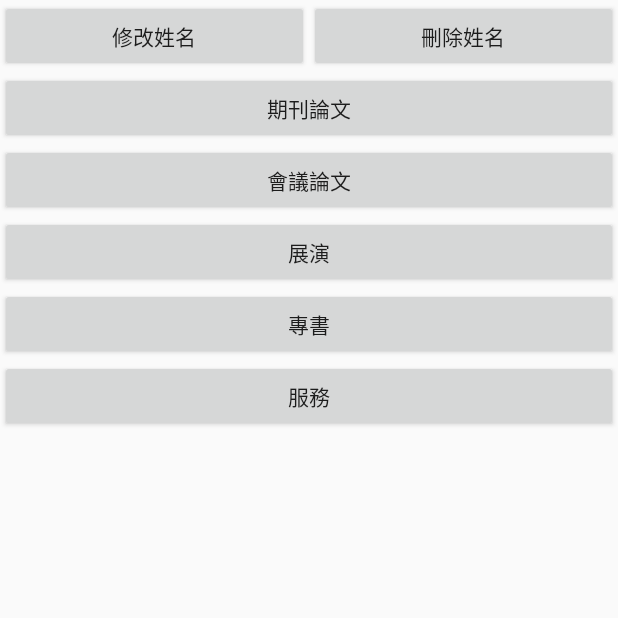
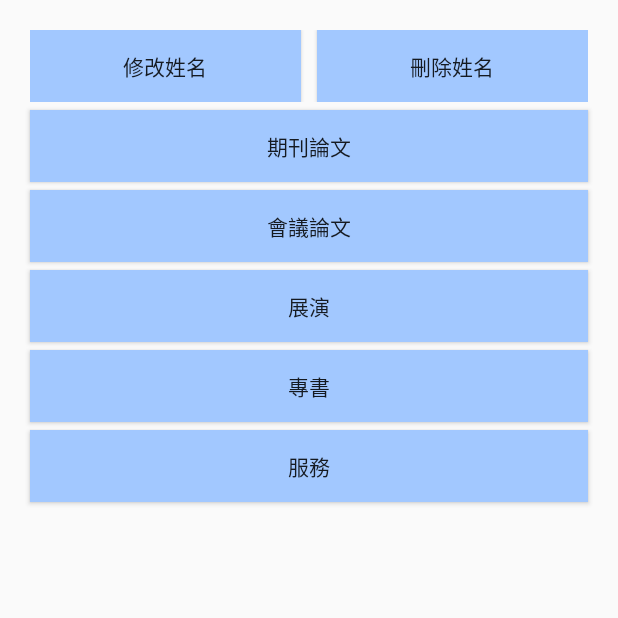
Before and after one commit to DyslexiaS/ART, an Android app: the fileupdate screen opened directly, with no data from a screen before it, on a phone screen of 412 x 824 dp, the top half of it. Run offline under Robolectric (Android 15) with nearby library versions, the phone set to English and light mode, and no system bars; 1 statement that could not run was skipped.

Commit message:
file updata layout button shape

```diff
--- a/app/src/main/res/layout/activity_fileupdate.xml
+++ b/app/src/main/res/layout/activity_fileupdate.xml
@@ -14,13 +14,18 @@
         <LinearLayout
             android:layout_width="match_parent"
             android:layout_height="wrap_content"
+            android:layout_marginLeft="20dp"
+            android:layout_marginRight="20dp"
+            android:layout_marginTop="20dp"
             android:orientation="horizontal">
 
             <Button
                 android:id="@+id/rename"
                 android:layout_width="wrap_content"
                 android:layout_height="wrap_content"
+                android:layout_marginRight="5dp"
                 android:layout_weight="1"
+                android:background="#a2c8ff"
                 android:onClick="rename_clk"
                 android:text="修改姓名" />
 
@@ -28,7 +33,9 @@
                 android:id="@+id/delete"
                 android:layout_width="wrap_content"
                 android:layout_height="wrap_content"
+                android:layout_marginLeft="5dp"
                 android:layout_weight="1"
+                android:background="#a2c8ff"
                 android:onClick="delete_clk"
                 android:text="刪除姓名" />
         </LinearLayout>
@@ -37,12 +44,20 @@
             android:id="@+id/button13"
             android:layout_width="match_parent"
             android:layout_height="wrap_content"
+            android:layout_marginLeft="20dp"
+            android:layout_marginRight="20dp"
+            android:layout_marginTop="5dp"
+            android:background="#a2c8ff"
             android:text="期刊論文" />
 
         <Button
             android:id="@+id/button14"
             android:layout_width="match_parent"
             android:layout_height="wrap_content"
+            android:layout_marginLeft="20dp"
+            android:layout_marginRight="20dp"
+            android:layout_marginTop="5dp"
+            android:background="#a2c8ff"
             android:onClick="meetingpaper_click"
             android:text="會議論文" />
 
@@ -50,18 +65,30 @@
             android:id="@+id/button15"
             android:layout_width="match_parent"
             android:layout_height="wrap_content"
+            android:layout_marginLeft="20dp"
+            android:layout_marginRight="20dp"
+            android:layout_marginTop="5dp"
+            android:background="#a2c8ff"
             android:text="展演" />
 
         <Button
             android:id="@+id/button16"
             android:layout_width="match_parent"
             android:layout_height="wrap_content"
+            android:layout_marginLeft="20dp"
+            android:layout_marginRight="20dp"
+            android:layout_marginTop="5dp"
+            android:background="#a2c8ff"
             android:text="專書" />
 
         <Button
             android:id="@+id/button17"
             android:layout_width="match_parent"
             android:layout_height="wrap_content"
+            android:layout_marginLeft="20dp"
+            android:layout_marginRight="20dp"
+            android:layout_marginTop="5dp"
+            android:background="#a2c8ff"
             android:text="服務" />
     </LinearLayout>
 
```
